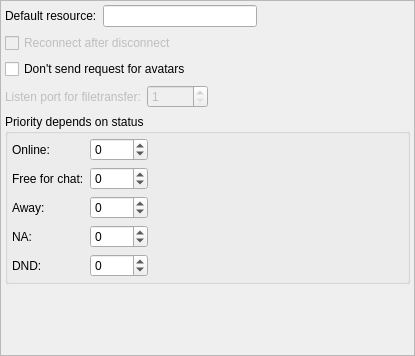
Before: the Qt Designer form jabber/src/protocol/jmainsettings.ui in euroelessar/qutim, drawn with Qt 5.
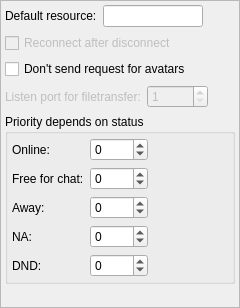
After: the same form once the commit is applied.

Commit message: cosmetic fixes in ui-forms && tooltip mod

```diff
--- a/jabber/src/protocol/jmainsettings.ui
+++ b/jabber/src/protocol/jmainsettings.ui
@@ -6,8 +6,8 @@
    <rect>
     <x>0</x>
     <y>0</y>
-    <width>415</width>
-    <height>356</height>
+    <width>240</width>
+    <height>308</height>
    </rect>
   </property>
   <property name="windowTitle">
```
The commit also changes 3 other files.
